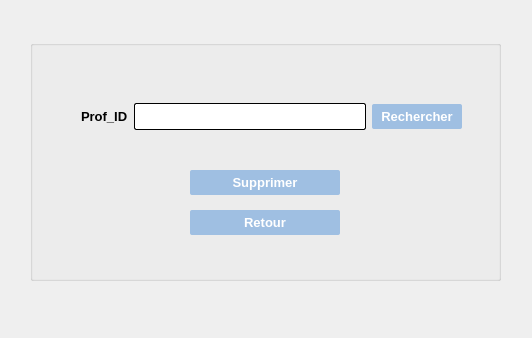
This is deleteprof.ui in aminabkl/Departement_Management as Qt 5 draws it before an edit. The edited form follows.
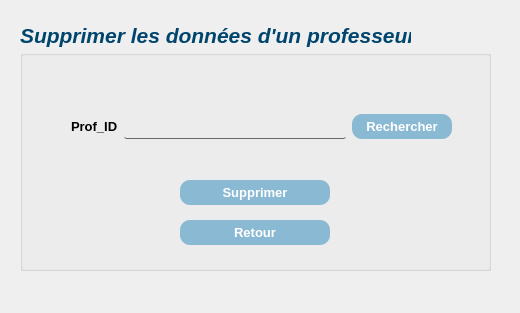
This is the edited form.

```diff
--- a/deleteprof.ui
+++ b/deleteprof.ui
@@ -6,8 +6,8 @@
    <rect>
     <x>0</x>
     <y>0</y>
-    <width>532</width>
-    <height>338</height>
+    <width>520</width>
+    <height>313</height>
    </rect>
   </property>
   <property name="windowTitle">
@@ -16,12 +16,18 @@
   <widget class="QGroupBox" name="groupBox">
    <property name="geometry">
     <rect>
-     <x>30</x>
-     <y>40</y>
+     <x>20</x>
+     <y>50</y>
      <width>471</width>
-     <height>241</height>
+     <height>221</height>
     </rect>
    </property>
+   <property name="font">
+    <font>
+     <pointsize>16</pointsize>
+     <italic>true</italic>
+    </font>
+   </property>
    <property name="title">
     <string/>
    </property>
@@ -37,16 +43,18 @@
     <property name="font">
      <font>
       <pointsize>-1</pointsize>
+      <italic>false</italic>
       <bold>true</bold>
      </font>
     </property>
     <property name="styleSheet">
      <string notr="true">QPushButton{
-color: #ffffff;
-border-radius:2px;
-background-color: rgb(159, 191, 226);
+color: #ffffff; 
+background-color: #8AB9D3;
 height: 25px;
 font-size:13px;
+border-radius:10px;
+width:100px;
 }
 QPushButton:hover:!pressed
 {
@@ -73,16 +81,18 @@
     <property name="font">
      <font>
       <pointsize>-1</pointsize>
+      <italic>false</italic>
       <bold>true</bold>
      </font>
     </property>
     <property name="styleSheet">
      <string notr="true">QPushButton{
-color: #ffffff;
-border-radius:2px;
-background-color: rgb(159, 191, 226);
+color: #ffffff; 
+background-color: #8AB9D3;
 height: 25px;
 font-size:13px;
+border-radius:10px;
+width:100px;
 }
 QPushButton:hover:!pressed
 {
@@ -116,6 +126,9 @@
          <bold>true</bold>
         </font>
        </property>
+       <property name="styleSheet">
+        <string notr="true">color:black;</string>
+       </property>
        <property name="text">
         <string>Prof_ID</string>
        </property>
@@ -126,13 +139,19 @@
        <property name="font">
         <font>
          <pointsize>10</pointsize>
+         <italic>false</italic>
         </font>
        </property>
        <property name="styleSheet">
         <string notr="true">QLineEdit{
-	background-color: rgb(255, 255, 255);
+color:black;
+		background-color: rgb(255, 255, 255);
 	 border: 1px  solid;
      border-radius: 2px;
+background:transparent;
+border-top: 10px solid rrgb(255, 255, 255);
+border:none;
+border-bottom: 1px solid rgb(103, 103, 103);
 height:25px;
 }</string>
        </property>
@@ -143,17 +162,18 @@
        <property name="font">
         <font>
          <pointsize>-1</pointsize>
+         <italic>false</italic>
          <bold>true</bold>
         </font>
        </property>
        <property name="styleSheet">
         <string notr="true">QPushButton{
-color: #ffffff;
-border-radius:2px;
-background-color: rgb(159, 191, 226);
+color: #ffffff; 
+background-color: #8AB9D3;
 height: 25px;
-width:90px;
 font-size:13px;
+border-radius:10px;
+width:100px;
 }
 QPushButton:hover:!pressed
 {
@@ -172,6 +192,29 @@
     </layout>
    </widget>
   </widget>
+  <widget class="QLabel" name="label_5">
+   <property name="geometry">
+    <rect>
+     <x>20</x>
+     <y>10</y>
+     <width>391</width>
+     <height>51</height>
+    </rect>
+   </property>
+   <property name="font">
+    <font>
+     <pointsize>16</pointsize>
+     <italic>true</italic>
+     <bold>true</bold>
+    </font>
+   </property>
+   <property name="styleSheet">
+    <string notr="true">color:#00456D ; </string>
+   </property>
+   <property name="text">
+    <string>Supprimer les données d'un professeur</string>
+   </property>
+  </widget>
  </widget>
  <resources/>
  <connections/>
```
Left out of the diff: 9 changed lines with no effect on the pictures.
